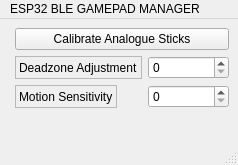
This is mainwindow.ui in det-exe/ESP32-BLE-Gamepad-Manager as Qt 5 draws it before an edit. The edited form follows.
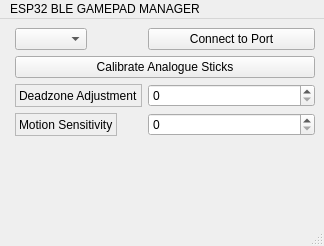
This is the edited form.

Patch:
```diff
--- a/mainwindow.ui
+++ b/mainwindow.ui
@@ -6,8 +6,8 @@
    <rect>
     <x>0</x>
     <y>0</y>
-    <width>238</width>
-    <height>165</height>
+    <width>324</width>
+    <height>246</height>
    </rect>
   </property>
   <property name="windowTitle">
@@ -17,7 +17,7 @@
    <layout class="QFormLayout" name="formLayout_2">
     <item row="0" column="1">
      <layout class="QFormLayout" name="formLayout_3">
-      <item row="1" column="0">
+      <item row="2" column="0">
        <widget class="QLabel" name="label">
         <property name="frameShape">
          <enum>QFrame::Shape::StyledPanel</enum>
@@ -30,10 +30,10 @@
         </property>
        </widget>
       </item>
-      <item row="1" column="1">
+      <item row="2" column="1">
        <widget class="QSpinBox" name="deadzoneSpinBox"/>
       </item>
-      <item row="2" column="0">
+      <item row="3" column="0">
        <widget class="QLabel" name="label_2">
         <property name="frameShape">
          <enum>QFrame::Shape::StyledPanel</enum>
@@ -46,16 +46,26 @@
         </property>
        </widget>
       </item>
-      <item row="2" column="1">
+      <item row="3" column="1">
        <widget class="QSpinBox" name="sensitivitySpinBox"/>
       </item>
-      <item row="0" column="0" colspan="2">
+      <item row="1" column="0" colspan="2">
        <widget class="QPushButton" name="calibrateButton">
         <property name="text">
          <string>Calibrate Analogue Sticks</string>
         </property>
        </widget>
       </item>
+      <item row="0" column="0">
+       <widget class="QComboBox" name="portComboBox"/>
+      </item>
+      <item row="0" column="1">
+       <widget class="QPushButton" name="connectButton">
+        <property name="text">
+         <string>Connect to Port</string>
+        </property>
+       </widget>
+      </item>
      </layout>
     </item>
    </layout>
@@ -65,7 +75,7 @@
     <rect>
      <x>0</x>
      <y>0</y>
-     <width>238</width>
+     <width>324</width>
      <height>22</height>
     </rect>
    </property>
```
